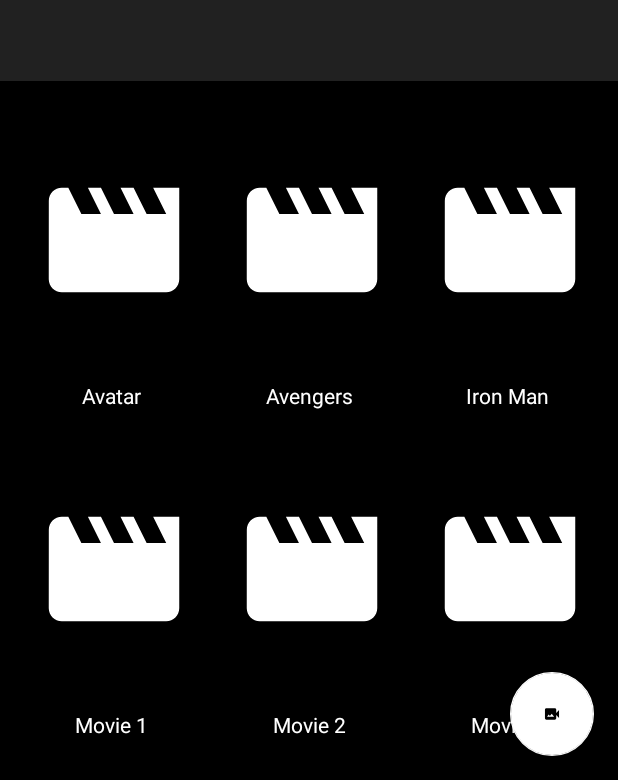
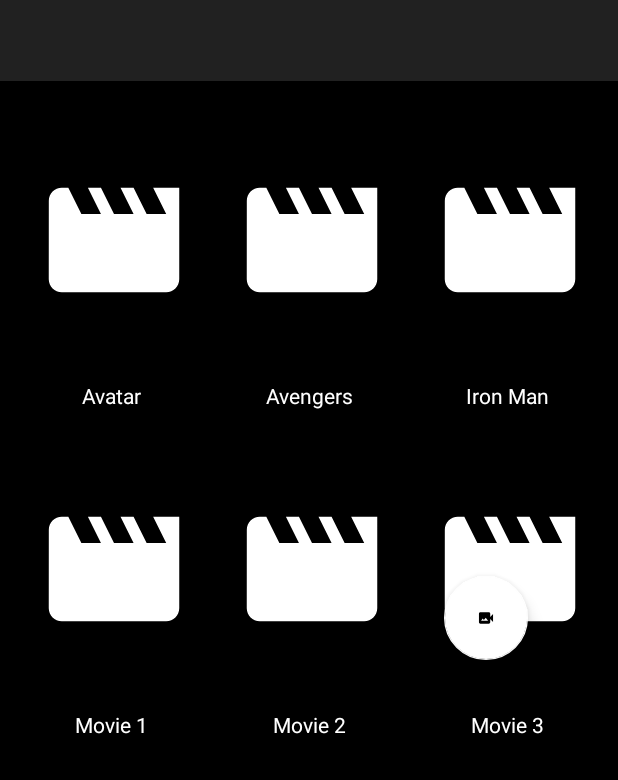
Before and after one commit to official-srv-modak/ARCinema, an Android app: the screen it shows after launch (MainActivity), on a phone screen of 412 x 824 dp, the part 456-1236 px from its top. Run offline under Robolectric (Android 15) with nearby library versions, the phone set to English and light mode, and no system bars.

Commit message:
button adjust

```diff
--- a/app/src/main/res/layout/activity_main.xml
+++ b/app/src/main/res/layout/activity_main.xml
@@ -92,7 +92,8 @@
             android:layout_width="wrap_content"
             android:layout_height="wrap_content"
             android:layout_gravity="bottom|end"
-            android:layout_margin="16dp"
+            android:layout_marginBottom="80dp"
+            android:layout_marginRight="60dp"
             android:src="@drawable/ic_ar_foreground"
             app:fabSize="auto"
             android:onClick="fabOnClick"
```
